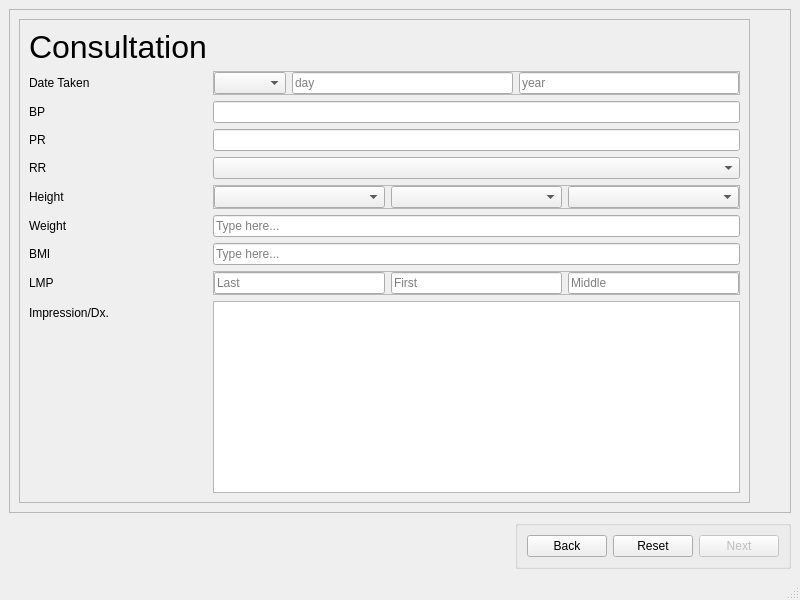
Above: Screens/emergencyScreen.ui from venice2003/IV before the change. Below: the same form after it.
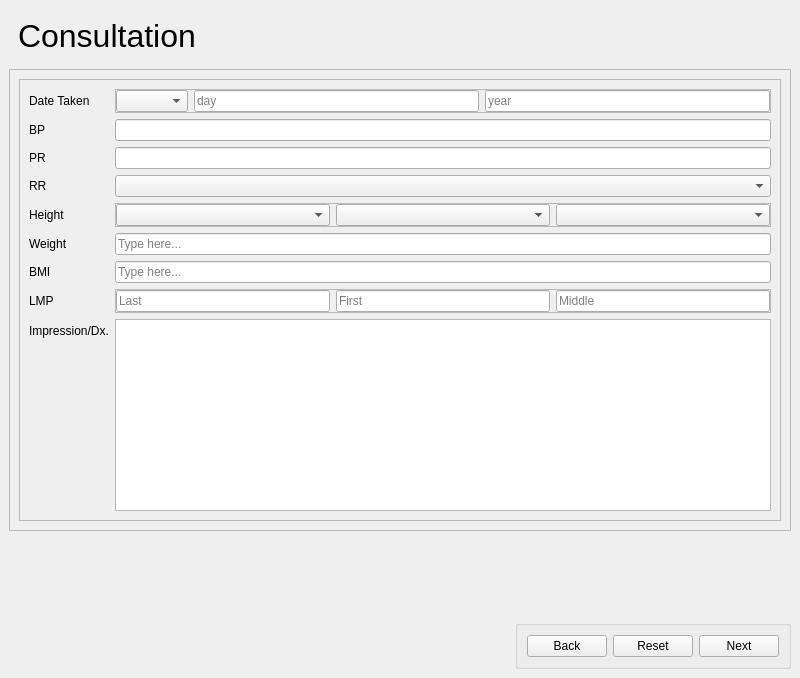
That is the form after the change. Icons and pictures are not drawn.

Patch:
```diff
--- a/Screens/emergencyScreen.ui
+++ b/Screens/emergencyScreen.ui
@@ -7,7 +7,7 @@
     <x>0</x>
     <y>0</y>
     <width>800</width>
-    <height>600</height>
+    <height>678</height>
    </rect>
   </property>
   <property name="windowTitle">
@@ -15,6 +15,71 @@
   </property>
   <widget class="QWidget" name="centralwidget">
    <layout class="QVBoxLayout" name="verticalLayout">
+    <item>
+     <widget class="QWidget" name="header" native="true">
+      <layout class="QHBoxLayout" name="horizontalLayout_6">
+       <item>
+        <widget class="QLabel" name="titleText">
+         <property name="font">
+          <font>
+           <pointsize>24</pointsize>
+          </font>
+         </property>
+         <property name="text">
+          <string>Consultation</string>
+         </property>
+         <property name="wordWrap">
+          <bool>true</bool>
+         </property>
+        </widget>
+       </item>
+       <item>
+        <spacer name="horizontalSpacer">
+         <property name="orientation">
+          <enum>Qt::Horizontal</enum>
+         </property>
+         <property name="sizeHint" stdset="0">
+          <size>
+           <width>40</width>
+           <height>20</height>
+          </size>
+         </property>
+        </spacer>
+       </item>
+       <item>
+        <widget class="QLabel" name="lyceumLogo">
+         <property name="sizePolicy">
+          <sizepolicy hsizetype="Fixed" vsizetype="Fixed">
+           <horstretch>0</horstretch>
+           <verstretch>0</verstretch>
+          </sizepolicy>
+         </property>
+         <property name="maximumSize">
+          <size>
+           <width>100</width>
+           <height>100</height>
+          </size>
+         </property>
+         <property name="text">
+          <string/>
+         </property>
+         <property name="pixmap">
+          <pixmap>assets/lyceumLogo.png</pixmap>
+         </property>
+         <property name="scaledContents">
+          <bool>true</bool>
+         </property>
+         <property name="wordWrap">
+          <bool>false</bool>
+         </property>
+         <property name="openExternalLinks">
+          <bool>false</bool>
+         </property>
+        </widget>
+       </item>
+      </layout>
+     </widget>
+    </item>
     <item>
      <widget class="QFrame" name="Wrapper">
       <property name="sizePolicy">
@@ -39,14 +104,14 @@
           <enum>QFrame::Raised</enum>
          </property>
          <layout class="QFormLayout" name="formLayout">
-          <item row="4" column="0">
+          <item row="3" column="0">
            <widget class="QLabel" name="nameLabel">
             <property name="text">
              <string>Date Taken</string>
             </property>
            </widget>
           </item>
-          <item row="4" column="1">
+          <item row="3" column="1">
            <widget class="QFrame" name="birthDateTextBox">
             <property name="enabled">
              <bool>true</bool>
@@ -109,34 +174,34 @@
             </layout>
            </widget>
           </item>
-          <item row="5" column="0">
+          <item row="4" column="0">
            <widget class="QLabel" name="ageLabel">
             <property name="text">
              <string>BP</string>
             </property>
            </widget>
           </item>
-          <item row="5" column="1">
+          <item row="4" column="1">
            <widget class="QLineEdit" name="lineEdit_4"/>
           </item>
-          <item row="6" column="0">
+          <item row="5" column="0">
            <widget class="QLabel" name="birthDateLabel">
             <property name="text">
              <string>PR</string>
             </property>
            </widget>
           </item>
-          <item row="6" column="1">
+          <item row="5" column="1">
            <widget class="QLineEdit" name="lineEdit_2"/>
           </item>
-          <item row="7" column="0">
+          <item row="6" column="0">
            <widget class="QLabel" name="genderLabel">
             <property name="text">
              <string>RR</string>
             </property>
            </widget>
           </item>
-          <item row="7" column="1">
+          <item row="6" column="1">
            <widget class="QComboBox" name="genderTextBox">
             <property name="mouseTracking">
              <bool>false</bool>
@@ -155,14 +220,14 @@
             </property>
            </widget>
           </item>
-          <item row="8" column="0">
+          <item row="7" column="0">
            <widget class="QLabel" name="label_4">
             <property name="text">
              <string>Height</string>
             </property>
            </widget>
           </item>
-          <item row="8" column="1">
+          <item row="7" column="1">
            <widget class="QFrame" name="frame_2">
             <property name="frameShape">
              <enum>QFrame::StyledPanel</enum>
@@ -195,28 +260,28 @@
             </layout>
            </widget>
           </item>
-          <item row="9" column="0">
+          <item row="8" column="0">
            <widget class="QLabel" name="label_5">
             <property name="text">
              <string>Weight</string>
             </property>
            </widget>
           </item>
-          <item row="9" column="1">
+          <item row="8" column="1">
            <widget class="QLineEdit" name="lineEdit_10">
             <property name="placeholderText">
              <string>Type here...</string>
             </property>
            </widget>
           </item>
-          <item row="10" column="0">
+          <item row="9" column="0">
            <widget class="QLabel" name="label_6">
             <property name="text">
              <string>BMI</string>
             </property>
            </widget>
           </item>
-          <item row="10" column="1">
+          <item row="9" column="1">
            <widget class="QLineEdit" name="lineEdit">
             <property name="enabled">
              <bool>true</bool>
@@ -226,14 +291,14 @@
             </property>
            </widget>
           </item>
-          <item row="11" column="0">
+          <item row="10" column="0">
            <widget class="QLabel" name="label">
             <property name="text">
              <string>LMP</string>
             </property>
            </widget>
           </item>
-          <item row="11" column="1">
+          <item row="10" column="1">
            <widget class="QFrame" name="nameTextBox">
             <property name="enabled">
              <bool>true</bool>
@@ -284,68 +349,16 @@
             </layout>
            </widget>
           </item>
-          <item row="12" column="0">
+          <item row="11" column="0">
            <widget class="QLabel" name="label_2">
             <property name="text">
              <string>Impression/Dx.</string>
             </property>
            </widget>
           </item>
-          <item row="12" column="1">
+          <item row="11" column="1">
            <widget class="QTextEdit" name="textEdit"/>
           </item>
-          <item row="1" column="0">
-           <widget class="QLabel" name="titleText">
-            <property name="font">
-             <font>
-              <pointsize>24</pointsize>
-             </font>
-            </property>
-            <property name="text">
-             <string>Consultation</string>
-            </property>
-            <property name="wordWrap">
-             <bool>true</bool>
-            </property>
-           </widget>
-          </item>
-         </layout>
-        </widget>
-       </item>
-       <item alignment="Qt::AlignTop">
-        <widget class="QWidget" name="widget" native="true">
-         <layout class="QHBoxLayout" name="horizontalLayout_6">
-          <item>
-           <widget class="QLabel" name="lyceumLogo">
-            <property name="sizePolicy">
-             <sizepolicy hsizetype="Fixed" vsizetype="Fixed">
-              <horstretch>0</horstretch>
-              <verstretch>0</verstretch>
-             </sizepolicy>
-            </property>
-            <property name="maximumSize">
-             <size>
-              <width>100</width>
-              <height>100</height>
-             </size>
-            </property>
-            <property name="text">
-             <string/>
-            </property>
-            <property name="pixmap">
-             <pixmap>assets/lyceumLogo.png</pixmap>
-            </property>
-            <property name="scaledContents">
-             <bool>true</bool>
-            </property>
-            <property name="wordWrap">
-             <bool>false</bool>
-            </property>
-            <property name="openExternalLinks">
-             <bool>false</bool>
-            </property>
-           </widget>
-          </item>
          </layout>
         </widget>
        </item>
@@ -395,7 +408,7 @@
        <item>
         <widget class="QPushButton" name="Next">
          <property name="enabled">
-          <bool>false</bool>
+          <bool>true</bool>
          </property>
          <property name="text">
           <string>Next</string>
@@ -421,17 +434,6 @@
     </item>
    </layout>
   </widget>
-  <widget class="QMenuBar" name="menubar">
-   <property name="geometry">
-    <rect>
-     <x>0</x>
-     <y>0</y>
-     <width>800</width>
-     <height>22</height>
-    </rect>
-   </property>
-  </widget>
-  <widget class="QStatusBar" name="statusbar"/>
  </widget>
  <resources/>
  <connections/>
```
Left out of the diff: 8 changed lines with no effect on the pictures.
